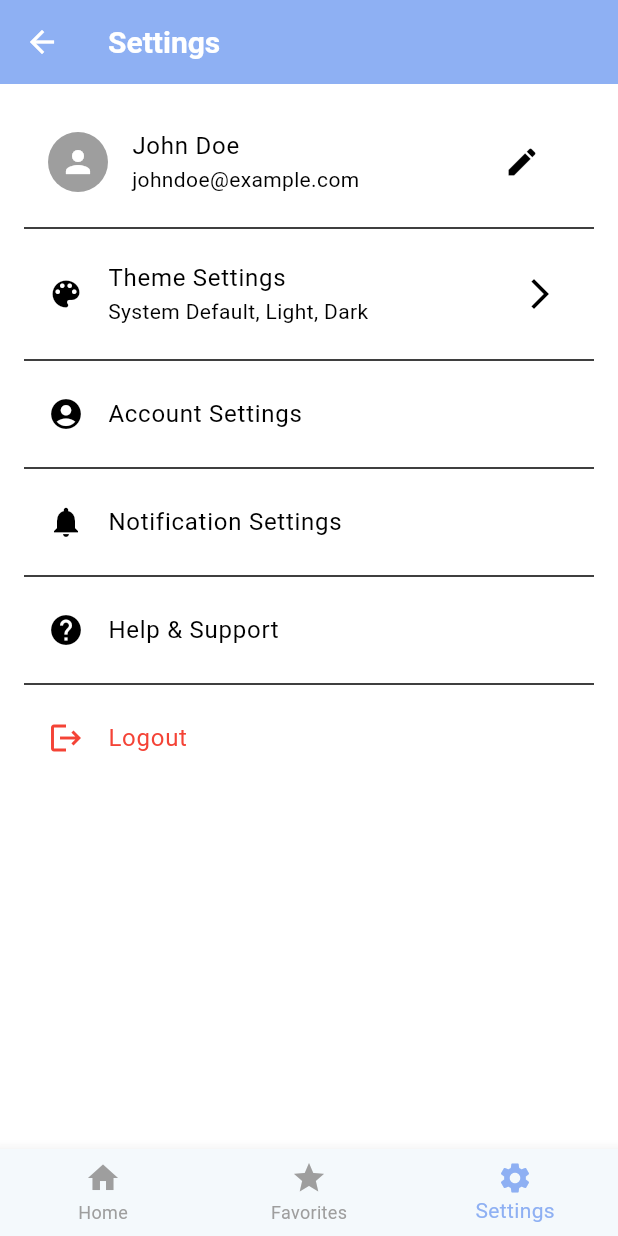
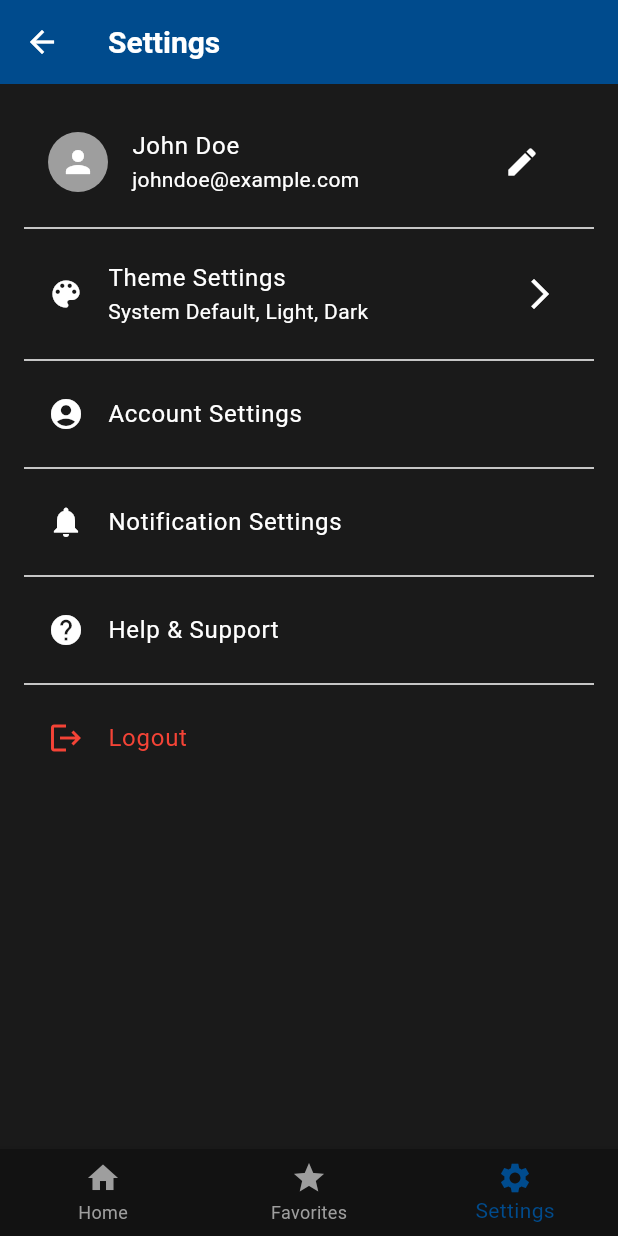
Before and after one commit to SalilMonga/GarageFinder, a Flutter app: the screen it shows after launch, item 3 of the bottom bar chosen, on a phone screen of 412 x 824 dp. Run offline on Flutter 3.47's test engine with Material 3 defaults, Android fonts, the phone set to English and light mode, and no system bars; our stand-ins replace google_maps_flutter.

Commit message:
feat: added search functionality and set default theme to dark

```diff
--- a/garagefinder/lib/components/theme_notifier.dart
+++ b/garagefinder/lib/components/theme_notifier.dart
@@ -1,7 +1,7 @@
 import 'package:flutter/material.dart';
 
 class ThemeNotifier extends ChangeNotifier {
-  ThemeMode _themeMode = ThemeMode.light;
+  ThemeMode _themeMode = ThemeMode.dark;
 
   ThemeMode get themeMode => _themeMode;
 
--- a/garagefinder/lib/main.dart
+++ b/garagefinder/lib/main.dart
@@ -30,7 +30,8 @@
             return MaterialApp(
               title: 'Garage Finder App',
               // initialRoute: '/login', // The first screen to load
-              initialRoute: '/parking', // Set current test screen and uncomment
+              initialRoute:
+                  '/organizations', // Set current test screen and uncomment
               theme: themeNotifier.lightTheme, // Light Theme
               darkTheme: themeNotifier.darkTheme, // Dark Theme
               themeMode: themeNotifier.themeMode, // Current Theme Mode
```
